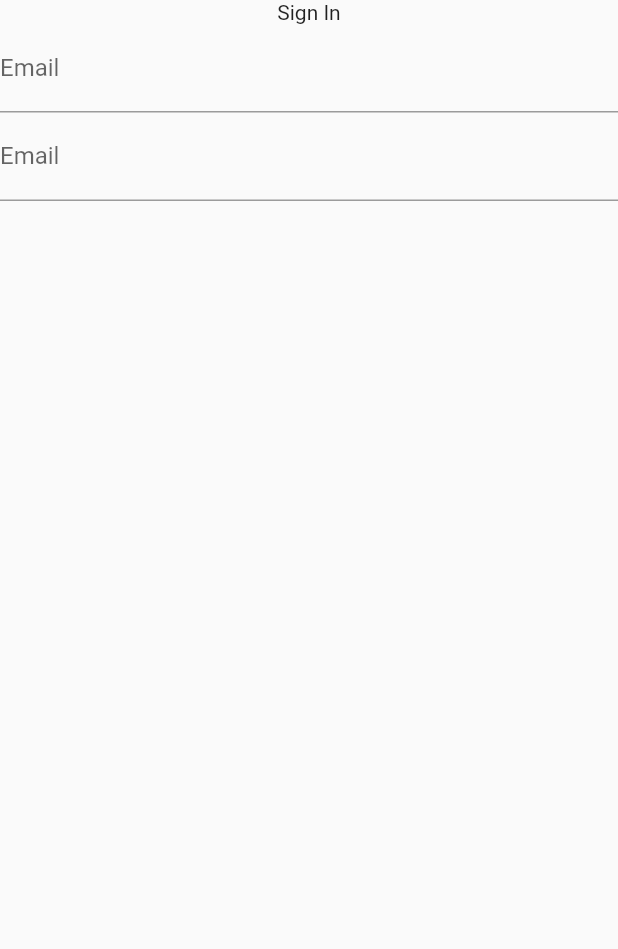
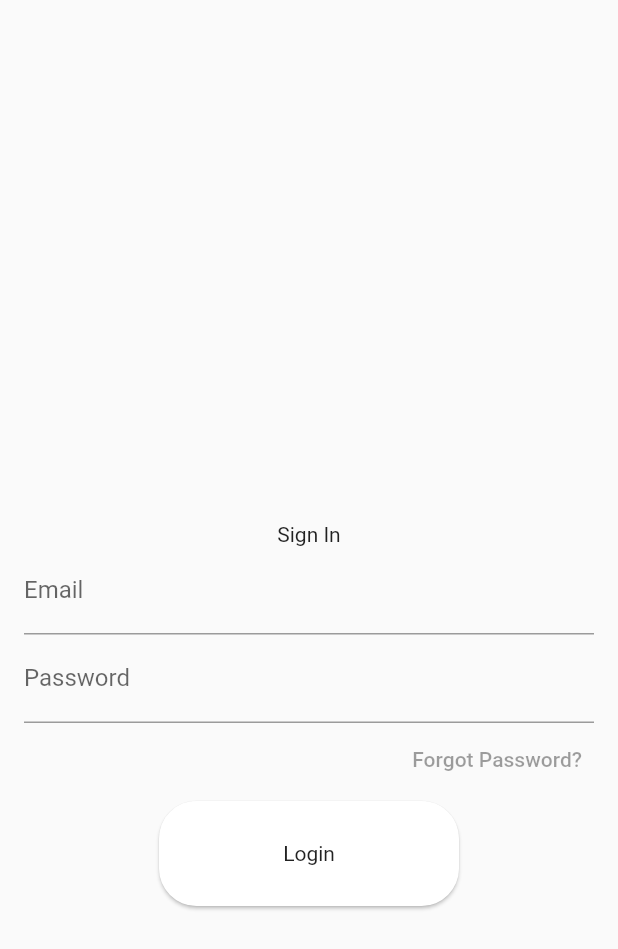
Before and after one commit to edgarmuyomba/mastersApp, a Flutter app: the screen it shows after launch, on a phone screen of 412 x 824 dp. Shown: the top 949 px of the screen. Run offline on Flutter 3.47's test engine with Material 2 defaults, Android fonts, the phone set to English and light mode, and no system bars.

Commit message:
login works

```diff
--- a/lib/src/presentation/auth/login.dart
+++ b/lib/src/presentation/auth/login.dart
@@ -1,4 +1,7 @@
 import 'package:flutter/material.dart';
+import 'package:masters_pms/src/presentation/student/dashboard.dart';
+import 'package:masters_pms/src/presentation/supervisor/dashboard.dart';
+import '../../models/db_controllers.dart';
 
 class login extends StatefulWidget {
   const login({super.key});
@@ -8,16 +11,51 @@ class login extends StatefulWidget {
 }
 
 class _loginState extends State<login> {
-
   GlobalKey<FormState> _formKey = GlobalKey<FormState>();
   TextEditingController _email = TextEditingController();
   TextEditingController _password = TextEditingController();
 
+  bool isLoading = false;
+
+  void logIn() {
+    print("nnnnnnnnnn");
+    setState(() {
+      isLoading = true;
+    });
+    AuthService _auth = AuthService();
+    Map<String, dynamic> profile = _auth.login(_email.text);
+
+    if (!profile['status']) {
+      setState(() {
+        isLoading = false;
+      });
+
+      // display error message if login fails
+      ScaffoldMessenger.of(context).showSnackBar(
+        SnackBar(content: Text('Invalid credentials')),
+      );
+    } else {
+      if (_auth.checkStdRole(profile['email'])) Navigator.push(context, MaterialPageRoute(builder: (context) => stdDashboard()));
+      else if(_auth.checkSupRole(profile['email'])) Navigator.push(context, MaterialPageRoute(builder: (context) => supDashboard()));
+      else {
+        setState(() {
+          isLoading = false;
+        });
+        ScaffoldMessenger.of(context).showSnackBar(
+        SnackBar(content: Text('Something went wrong')),
+      );
+      }
+    }
+  }
+
   @override
   Widget build(BuildContext context) {
     return Scaffold(
-      body: Column(
+      body: Padding(
+        padding: const EdgeInsets.all(16.0),
+        child: Column(
           children: [
+            Expanded(child: Container()),
             Text("Sign In"),
             Form(
                 child: Column(
@@ -29,25 +67,60 @@ class _loginState extends State<login> {
                     hintText: "Enter your email",
                   ),
                   validator: (value) {
-                    if (value!.isEmpty || !value.contains('@')) return "Please enter a valid email";
-                    else return null;
+                    if (value!.isEmpty || !value.contains('@'))
+                      return "Please enter a valid email";
+                    else
+                      return null;
                   },
                 ),
                 TextFormField(
-                  controller: _email,
+                  controller: _password,
+                  obscureText: true,
                   decoration: InputDecoration(
-                    labelText: "Email",
-                    hintText: "Enter your email",
+                    labelText: "Password",
+                    hintText: "Enter your password",
                   ),
                   validator: (value) {
-                    if (value!.isEmpty || !value.contains('@')) return "Please enter a valid email";
-                    else return null;
+                    if (value!.isEmpty)
+                      return "Please enter your password";
+                    else
+                      return null;
                   },
+                ),
+                Row(
+                  mainAxisAlignment: MainAxisAlignment.end,
+                  children: [
+                    TextButton(
+                      onPressed: null,
+                      child: Text("Forgot Password?"),
+                    ),
+                  ],
+                ),
+                InkWell(
+                    onTap: () => logIn(),
+                    child: Card(
+                        child: Container(
+                            height: 70,
+                            width: 200,
+                            child: Center(
+                                child: isLoading
+                                    ? CircularProgressIndicator(
+                                        strokeWidth: 2,
                                       )
+                                    : Text(
+                                        'Login',
+                                        style: Theme.of(context)
+                                            .textTheme
+                                            .bodyMedium,
+                                      ))),
+                        shape: RoundedRectangleBorder(
+                          borderRadius: BorderRadius.all(Radius.circular(25)),
+                        ))),
+                        SizedBox(height: 200,)
               ],
-            )
-            )
+            ))
           ],
+        ),
       ),
     );
   }
```
Also changed, not shown: lib/src/models/db_controllers.dart (+5 -2 lines), lib/src/presentation/student/dashboard.dart (added, +19 -0 lines), lib/src/presentation/supervisor/dashboard.dart (added, +19 -0 lines). Lines whose indentation alone changed are shown as unchanged.
